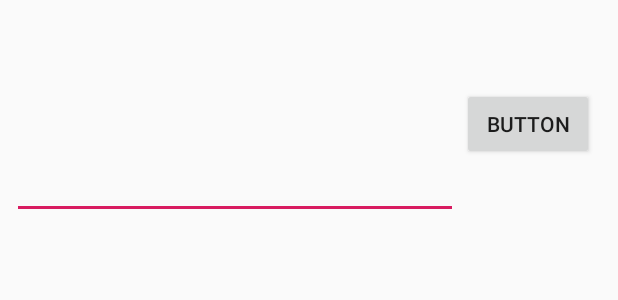
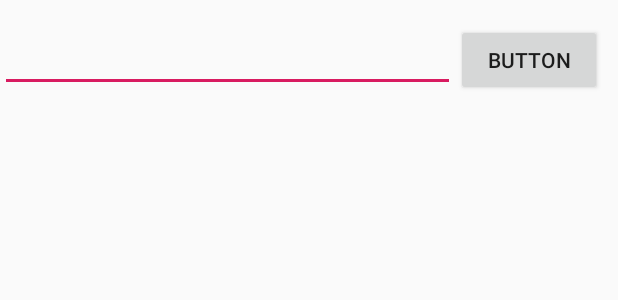
Before and after one commit to dsh3406/AudioBookUpdated, an Android app: the layout activity_main.xml on its own in the app's theme, with its tools: preview values and no code run, on a phone screen of 412 x 824 dp. Shown: the top 300 px of the screen. Run offline under Robolectric (Android 15) with nearby library versions, the phone set to English and light mode, and no system bars.

```diff
--- a/app/src/main/res/layout-land/activity_main.xml
+++ b/app/src/main/res/layout-land/activity_main.xml
@@ -16,15 +16,36 @@
         app:layout_constraintStart_toStartOf="parent"
         app:layout_constraintTop_toTopOf="parent" />
 
-    <FrameLayout
+    <android.support.constraint.ConstraintLayout
         android:id="@+id/container_2"
         android:layout_width="0dp"
         android:layout_height="0dp"
-        android:layout_marginEnd="6dp"
         app:layout_constraintBottom_toBottomOf="parent"
         app:layout_constraintEnd_toEndOf="parent"
         app:layout_constraintStart_toEndOf="@+id/container_1"
         app:layout_constraintTop_toTopOf="parent">
 
-    </FrameLayout>
+        <Button
+            android:id="@+id/searchButton"
+            android:layout_width="115dp"
+            android:layout_height="wrap_content"
+            android:layout_marginTop="4dp"
+            android:layout_marginEnd="16dp"
+            android:text="Button"
+            app:layout_constraintEnd_toEndOf="parent"
+            app:layout_constraintTop_toTopOf="parent" />
+
+        <EditText
+            android:id="@+id/searchText"
+            android:layout_width="224dp"
+            android:layout_height="55dp"
+            android:layout_marginStart="29dp"
+            android:layout_marginEnd="22dp"
+            android:ems="10"
+            android:inputType="textPersonName"
+            app:layout_constraintEnd_toStartOf="@+id/searchButton"
+            app:layout_constraintHorizontal_bias="0.511"
+            app:layout_constraintStart_toStartOf="parent"
+            app:layout_constraintTop_toTopOf="parent" />
+    </android.support.constraint.ConstraintLayout>
 </android.support.constraint.ConstraintLayout>
--- a/app/src/main/res/layout-sw600dp/activity_main.xml
+++ b/app/src/main/res/layout-sw600dp/activity_main.xml
@@ -19,7 +19,7 @@
         app:layout_constraintTop_toTopOf="parent"
         app:layout_constraintVertical_bias="0.502" />
 
-    <FrameLayout
+    <android.support.constraint.ConstraintLayout
         android:id="@+id/container_2"
         android:layout_width="0dp"
         android:layout_height="0dp"
@@ -31,5 +31,31 @@
         app:layout_constraintTop_toTopOf="parent"
         app:layout_constraintVertical_bias="0.0">
 
-    </FrameLayout>
+        <Button
+            android:id="@+id/searchButton"
+            android:layout_width="0dp"
+            android:layout_height="wrap_content"
+            android:layout_marginStart="99dp"
+            android:layout_marginEnd="96dp"
+            android:text="Button"
+            app:layout_constraintBottom_toBottomOf="parent"
+            app:layout_constraintEnd_toEndOf="parent"
+            app:layout_constraintHorizontal_bias="0.0"
+            app:layout_constraintStart_toStartOf="parent"
+            app:layout_constraintTop_toTopOf="parent"
+            app:layout_constraintVertical_bias="0.074" />
+
+        <EditText
+            android:id="@+id/searchText"
+            android:layout_width="0dp"
+            android:layout_height="0dp"
+            android:ems="10"
+            android:inputType="textPersonName"
+            app:layout_constraintBottom_toTopOf="@+id/searchButton"
+            app:layout_constraintEnd_toEndOf="parent"
+            app:layout_constraintHorizontal_bias="0.492"
+            app:layout_constraintStart_toStartOf="parent"
+            app:layout_constraintTop_toTopOf="parent"
+            app:layout_constraintVertical_bias="0.64" />
+    </android.support.constraint.ConstraintLayout>
 </android.support.constraint.ConstraintLayout>
--- a/app/src/main/res/layout/activity_main.xml
+++ b/app/src/main/res/layout/activity_main.xml
@@ -10,41 +10,34 @@
         android:id="@+id/container_3"
         android:layout_width="0dp"
         android:layout_height="0dp"
-        android:layout_marginStart="8dp"
-        android:layout_marginTop="8dp"
-        android:layout_marginEnd="8dp"
-        android:layout_marginBottom="8dp"
         app:layout_constraintBottom_toBottomOf="parent"
         app:layout_constraintEnd_toEndOf="parent"
+        app:layout_constraintHorizontal_bias="0.0"
         app:layout_constraintStart_toStartOf="parent"
-        app:layout_constraintTop_toTopOf="parent">
+        app:layout_constraintTop_toTopOf="parent"
+        app:layout_constraintVertical_bias="0.0">
 
         <EditText
             android:id="@+id/searchText"
-            android:layout_width="297dp"
-            android:layout_height="0dp"
-            android:layout_marginTop="8dp"
-            android:layout_marginEnd="182dp"
-            android:layout_marginBottom="670dp"
+            android:layout_width="303dp"
+            android:layout_height="57dp"
+            android:layout_marginTop="4dp"
+            android:layout_marginEnd="8dp"
             android:ems="10"
             android:inputType="textPersonName"
-            app:layout_constraintBottom_toBottomOf="parent"
             app:layout_constraintEnd_toEndOf="parent"
             app:layout_constraintHorizontal_bias="0.0"
             app:layout_constraintStart_toStartOf="parent"
-            app:layout_constraintTop_toTopOf="parent"
-            app:layout_constraintVertical_bias="1.0" />
+            app:layout_constraintTop_toTopOf="parent" />
 
         <Button
             android:id="@+id/searchButton"
-            android:layout_width="wrap_content"
+            android:layout_width="97dp"
             android:layout_height="wrap_content"
-            android:layout_marginStart="2dp"
-            android:layout_marginTop="8dp"
-            android:layout_marginEnd="8dp"
-            android:layout_marginBottom="667dp"
+            android:layout_marginStart="5dp"
+            android:layout_marginTop="16dp"
+            android:layout_marginEnd="16dp"
             android:text="Button"
-            app:layout_constraintBottom_toBottomOf="parent"
             app:layout_constraintEnd_toEndOf="parent"
             app:layout_constraintStart_toEndOf="@+id/searchText"
             app:layout_constraintTop_toTopOf="parent" />
```
Also changed, not shown: app/src/main/java/com/example/bookcase/Book.java (+7 -0 lines), app/src/main/java/com/example/bookcase/BookAdapter.java (added, +44 -0 lines), app/src/main/java/com/example/bookcase/BookDetailsFragment.java (+4 -13 lines), app/src/main/java/com/example/bookcase/BookListFragment.java (+12 -10 lines), app/src/main/java/com/example/bookcase/MainActivity.java (+22 -14 lines), app/src/main/java/com/example/bookcase/ViewPagerFragment.java (+9 -3 lines), app/src/main/res/layout-sw600dp/fragment_book_details.xml (+0 -31 lines), app/src/main/res/layout/fragment_book_details.xml (+8 -6 lines).
